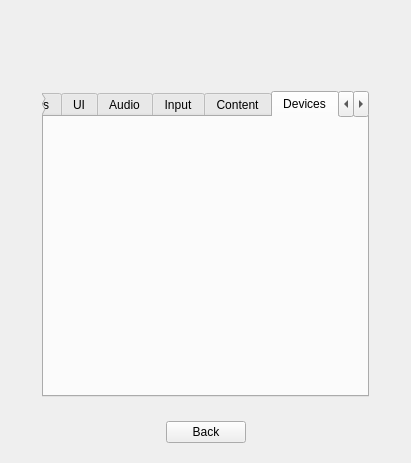
The window that src/SettingsScreen.ui (RemotelyChaotic/JOIPEngine) describes before a commit, drawn with Qt 5.
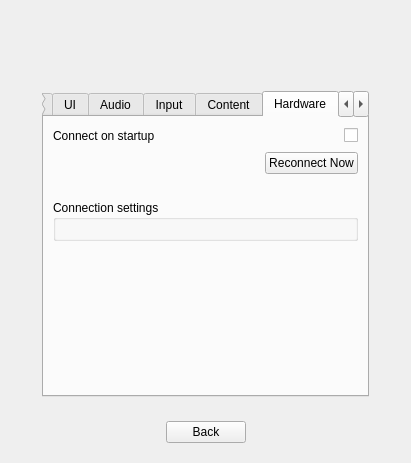
The same window after the commit. The open tabs and pages were chosen to show the change. Custom widgets are drawn as their Qt base class.

Commit message: Mew Setting to connect to Hardware servers on startup + some Fixes

What changed in the file:
```diff
--- a/src/SettingsScreen.ui
+++ b/src/SettingsScreen.ui
@@ -1520,12 +1520,12 @@
      </widget>
      <widget class="QWidget" name="pTabDevices">
       <attribute name="title">
-       <string>Devices</string>
+       <string>Hardware</string>
       </attribute>
       <layout class="QVBoxLayout" name="verticalLayout_3">
        <item>
-        <widget class="QWidget" name="pDevicesContainer" native="true">
-         <layout class="QVBoxLayout" name="verticalLayout_4">
+        <widget class="QWidget" name="pConnectSettingContainer" native="true">
+         <layout class="QGridLayout" name="gridLayout_14">
           <property name="leftMargin">
            <number>0</number>
           </property>
@@ -1538,9 +1538,114 @@
           <property name="bottomMargin">
            <number>0</number>
           </property>
+          <item row="0" column="1">
+           <spacer name="horizontalSpacer_24">
+            <property name="orientation">
+             <enum>Qt::Horizontal</enum>
+            </property>
+            <property name="sizeHint" stdset="0">
+             <size>
+              <width>0</width>
+              <height>20</height>
+             </size>
+            </property>
+           </spacer>
+          </item>
+          <item row="0" column="0">
+           <widget class="QLabel" name="label_24">
+            <property name="text">
+             <string>Connect on startup</string>
+            </property>
+           </widget>
+          </item>
+          <item row="0" column="3">
+           <widget class="QCheckBox" name="pConnectOnStartupCheckBox">
+            <property name="text">
+             <string/>
+            </property>
+           </widget>
+          </item>
+          <item row="0" column="2">
+           <spacer name="horizontalSpacer_25">
+            <property name="orientation">
+             <enum>Qt::Horizontal</enum>
+            </property>
+            <property name="sizeType">
+             <enum>QSizePolicy::Expanding</enum>
+            </property>
+            <property name="sizeHint" stdset="0">
+             <size>
+              <width>0</width>
+              <height>20</height>
+             </size>
+            </property>
+           </spacer>
+          </item>
+          <item row="1" column="0" colspan="4">
+           <widget class="QWidget" name="widget_8" native="true">
+            <layout class="QHBoxLayout" name="horizontalLayout_24">
+             <property name="leftMargin">
+              <number>0</number>
+             </property>
+             <property name="topMargin">
+              <number>0</number>
+             </property>
+             <property name="rightMargin">
+              <number>0</number>
+             </property>
+             <property name="bottomMargin">
+              <number>0</number>
+             </property>
+             <item>
+              <spacer name="horizontalSpacer_26">
+               <property name="orientation">
+                <enum>Qt::Horizontal</enum>
+               </property>
+               <property name="sizeHint" stdset="0">
+                <size>
+                 <width>40</width>
+                 <height>20</height>
+                </size>
+               </property>
+              </spacer>
+             </item>
+             <item>
+              <widget class="QPushButton" name="pConnectPushButton">
+               <property name="text">
+                <string>Reconnect Now</string>
+               </property>
+              </widget>
+             </item>
+            </layout>
+           </widget>
+          </item>
          </layout>
         </widget>
        </item>
+       <item>
+        <spacer name="verticalSpacer_2">
+         <property name="orientation">
+          <enum>Qt::Vertical</enum>
+         </property>
+         <property name="sizeType">
+          <enum>QSizePolicy::Fixed</enum>
+         </property>
+         <property name="sizeHint" stdset="0">
+          <size>
+           <width>20</width>
+           <height>20</height>
+          </size>
+         </property>
+        </spacer>
+       </item>
+       <item>
+        <widget class="QGroupBox" name="pDeviceConnectionsContainer">
+         <property name="title">
+          <string>Connection settings</string>
+         </property>
+         <layout class="QVBoxLayout" name="verticalLayout_4"/>
+        </widget>
+       </item>
        <item>
         <spacer name="verticalSpacer_9">
          <property name="orientation">
```
The commit also changes 10 other files.
